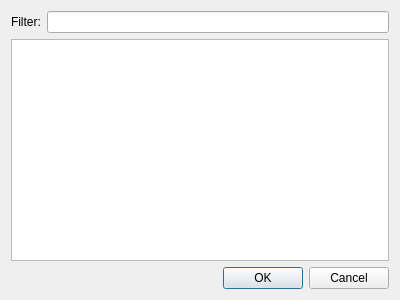
First picture: the form in src/document_service/ui/dlg_document_service_upload.ui, repository psakar/datovka, before the edit.
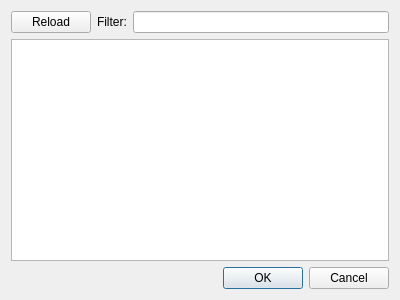
Second picture: the form after the edit. Custom widgets are drawn as their Qt base class.

Commit message: Added reload button into upload hierarchy dialogue.

What changed in the file:
```diff
--- a/src/document_service/ui/dlg_document_service_upload.ui
+++ b/src/document_service/ui/dlg_document_service_upload.ui
@@ -16,6 +16,13 @@
   <layout class="QVBoxLayout" name="verticalLayout">
    <item>
     <layout class="QHBoxLayout" name="horizontalLayout">
+     <item>
+      <widget class="QPushButton" name="reloadButton">
+       <property name="text">
+        <string>Reload</string>
+       </property>
+      </widget>
+     </item>
      <item>
       <widget class="QLabel" name="filterLabel">
        <property name="text">
```
The commit also changes 1 other file.
